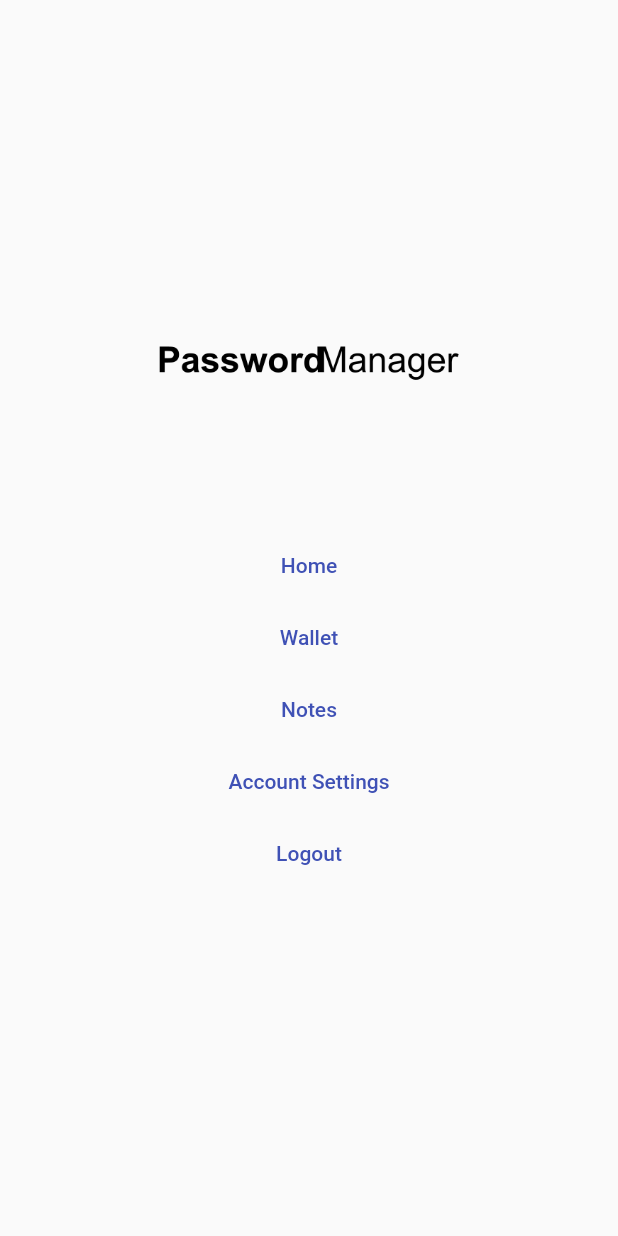
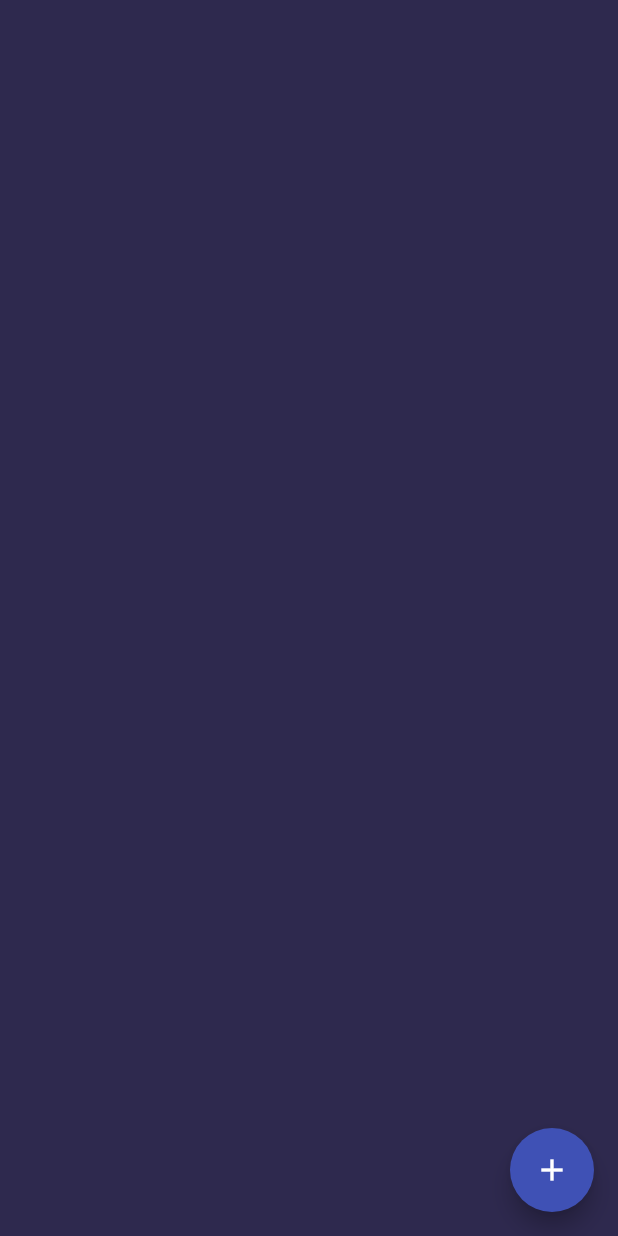
Before and after one commit to EdmarCaixeta/passwordmanager, a Flutter app: the SettingsPage screen opened by its route, after a tap on "Wallet", on a phone screen of 412 x 824 dp. Run offline on Flutter 3.47's test engine with Material 2 defaults, Android fonts, the light colour scheme and no system bars; our stand-ins replace cloud_firestore, firebase_auth, firebase_core; accounts and stored records are empty.

Commit message:
add: wallet view, create a new payment card

```diff
--- a/lib/models/password.dart
+++ b/lib/models/password.dart
@@ -31,7 +31,7 @@ class Password {
 
   int _randomInt(int min, int max) => min + _random.nextInt(max - min);
 
-  String generateRandomString() {
+  String generateSafePassword() {
     const upperCase = 'ABCDEFGHIJKLMNOPQRSTUVWXYZ';
     const numbers = '0123456789';
     const specialCaracters = '-_\$%!@.,:?';
--- /dev/null
+++ b/lib/models/payment_card.dart
@@ -0,0 +1,36 @@
+import 'package:flutter/material.dart';
+
+enum CardType { MasterCard, Visa, Invalid, Others }
+
+class PaymentCard {
+  late CardType type;
+  final String id;
+  final String cvv;
+  final String cardNumber;
+  final String expirationDate;
+  final String ownerName;
+
+  PaymentCard({
+    this.id = '',
+    required this.cvv,
+    required this.cardNumber,
+    required this.expirationDate,
+    required this.ownerName,
+  });
+
+  toJson() => {
+        'id': id,
+        'card-number': cardNumber,
+        'cvv': cvv,
+        'expiration-date': expirationDate,
+        'owner-name': ownerName
+      };
+
+  static PaymentCard fromJson(Map<String, dynamic> json) => PaymentCard(
+        id: json['id'],
+        cardNumber: json['card-number'],
+        ownerName: json['owner-name'],
+        cvv: json['cvv'],
+        expirationDate: json['expiration-date'],
+      );
+}
--- a/lib/utils/color_pallete.dart
+++ b/lib/utils/color_pallete.dart
@@ -1,9 +1,9 @@
 import 'package:flutter/material.dart';
 
-Color walletCardColor = Color.fromRGBO(104, 137, 255, 1);
+Color walletCardColor = Color.fromRGBO(46, 41, 78, 1);
 Color walletCardAccentColor = Colors.white;
 
-Color noteCardColor = Color.fromRGBO(46, 41, 78, 1);
+Color noteCardColor = Color.fromRGBO(104, 137, 255, 1);
 Color noteCardAccentColor = Colors.white;
 
 Color safetyCardColor = Color.fromRGBO(61, 61, 63, 1);
--- a/lib/utils/routes/app_routes.dart
+++ b/lib/utils/routes/app_routes.dart
@@ -4,4 +4,6 @@ class AppRoutes {
   static const NEW_PASSWORD = '/new-password';
   static const SETTINGS = '/settings';
   static const SIGNIN = '/signin';
+  static const WALLET = '/wallet';
+  static const NEW_CREDIT_CARD = '/new-card';
 }
--- a/lib/views/home_page.dart
+++ b/lib/views/pages/home_page.dart
@@ -4,10 +4,9 @@ import 'package:flutter/material.dart';
 import 'package:flutter/services.dart';
 import 'package:passwordmanager/controllers/database.dart';
 import 'package:passwordmanager/models/password.dart';
+import 'package:passwordmanager/utils/routes/app_routes.dart';
 import 'package:passwordmanager/views/widgets/cards.dart';
 import 'package:passwordmanager/views/widgets/header.dart';
-
-import '../utils/routes/app_routes.dart';
 
 class HomePage extends StatelessWidget {
   var db = Database();
@@ -115,6 +114,9 @@ class HomePage extends StatelessWidget {
                                   onPressed: () {
                                     Clipboard.setData(
                                         ClipboardData(text: doc.password));
+                                    ScaffoldMessenger.of(context).showSnackBar(
+                                        SnackBar(
+                                            content: Text('Text copied!')));
                                   },
                                 ),
                               ],
--- a/lib/views/settings_page.dart
+++ b/lib/views/pages/settings_page.dart
@@ -1,5 +1,6 @@
 import 'package:firebase_auth/firebase_auth.dart';
 import 'package:flutter/material.dart';
+import 'package:passwordmanager/utils/routes/app_routes.dart';
 import 'package:passwordmanager/views/widgets/logo.dart';
 
 class SettingsPage extends StatelessWidget {
@@ -25,7 +26,9 @@ class SettingsPage extends StatelessWidget {
                 child: Text('Home'),
               ),
               TextButton(
-                onPressed: () {},
+                onPressed: () {
+                  Navigator.of(context).pushNamed(AppRoutes.WALLET);
+                },
                 child: Text('Wallet'),
               ),
               TextButton(
--- /dev/null
+++ b/lib/views/pages/wallet_page.dart
@@ -0,0 +1,68 @@
+import 'package:flutter/material.dart';
+import 'package:passwordmanager/controllers/database.dart';
+import 'package:passwordmanager/models/payment_card.dart';
+import 'package:passwordmanager/utils/color_pallete.dart';
+import 'package:passwordmanager/utils/routes/app_routes.dart';
+import 'package:passwordmanager/views/widgets/payment_card.dart';
+
+class WalletPage extends StatelessWidget {
+  PageController _pageController = PageController();
+
+  var db = Database();
+  WalletPage({Key? key}) : super(key: key);
+
+  @override
+  Widget build(BuildContext context) {
+    return Scaffold(
+      floatingActionButton: FloatingActionButton(
+        onPressed: () {
+          Navigator.of(context).pushNamed(AppRoutes.NEW_CREDIT_CARD,
+              arguments: PaymentCard(
+                  cvv: '', cardNumber: '', expirationDate: '', ownerName: ''));
+        },
+        child: Icon(Icons.add),
+      ),
+      backgroundColor: walletCardColor,
+      body: SafeArea(
+        child: Column(
+          children: [
+            Expanded(
+              child: StreamBuilder<List<PaymentCard>>(
+                stream: db.readPaymentCards(),
+                builder: ((context, snapshot) {
+                  if (snapshot.hasError) {
+                    return Text('Something went wrong!');
+                  } else if (snapshot.hasData) {
+                    return PageView(
+                      onPageChanged: (value) {},
+                      controller: _pageController,
+                      scrollDirection: Axis.horizontal,
+                      children: snapshot.data!.map((doc) {
+                        return InkWell(
+                          onTap: () {
+                            Navigator.of(context).pushNamed(
+                                AppRoutes.NEW_CREDIT_CARD,
+                                arguments: doc);
+                          },
+                          child: PaymentCardWidget(
+                            cardNumber: doc.cardNumber,
+                            expirationDate: doc.expirationDate,
+                            ownerName: doc.ownerName,
+                          ),
+                        );
+                      }).toList(),
+                    );
+                  } else {
+                    return Center(
+                      child: CircularProgressIndicator(),
+                    );
+                  }
+                }),
+              ),
+            ),
+          ],
+        ),
+      ),
+    );
+  }
+}
--- a/lib/views/widgets/cards.dart
+++ b/lib/views/widgets/cards.dart
@@ -1,5 +1,7 @@
 import 'package:flutter/material.dart';
 import 'package:passwordmanager/utils/color_pallete.dart';
+
+import '../../utils/routes/app_routes.dart';
 
 class WalletCard extends StatelessWidget {
   const WalletCard({
@@ -11,7 +13,9 @@ class WalletCard extends StatelessWidget {
     return Padding(
       padding: const EdgeInsets.fromLTRB(8, 0, 0, 0),
       child: InkWell(
-        onTap: () {},
+        onTap: () {
+          Navigator.of(context).pushNamed(AppRoutes.WALLET);
+        },
         child: Container(
           height: 150,
           width: 130,
--- a/pubspec.yaml
+++ b/pubspec.yaml
@@ -36,6 +36,7 @@ dependencies:
   cupertino_icons: ^1.0.2
   cloud_firestore:
   firebase_auth:
+  easy_mask:
 
 dev_dependencies:
   flutter_test:
```
Also changed, not shown: lib/controllers/database.dart (+58 -1 lines), lib/main.dart (+9 -4 lines), lib/views/pages/new_credit_card_page.dart (added, +141 -0 lines), lib/views/pages/new_password_page.dart (renamed from lib/views/new_password_page.dart, +27 -30 lines), lib/views/widgets/payment_card.dart (added, +95 -0 lines), assets/download.jpeg (added), assets/download.png (added), assets/mc-logo.png (added), assets/visa-logo.png (added), lib/views/pages/sigin_page.dart (renamed from lib/views/sigin_page.dart), pubspec.lock, 3 other files.
